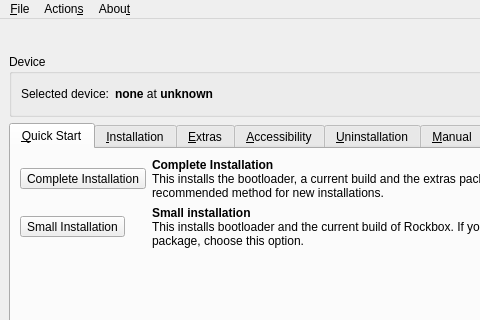
Qt form rbutil/rbutilqt/rbutilqtfrm.ui (Rockbox-Chinese-Community/Rockbox-RCC) before a commit; both pictures show x 0 to 480 and y 0 to 320 of the 650 by 550 pixel window.
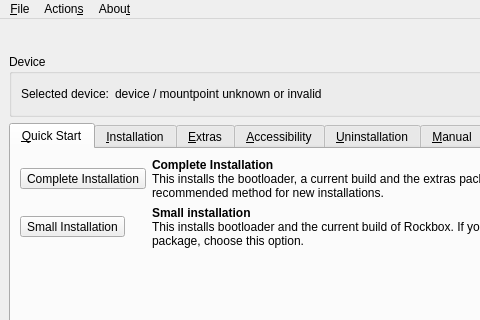
The same form after that commit. Icons and pictures are not drawn.

What changed in the file:
```diff
--- a/rbutil/rbutilqt/rbutilqtfrm.ui
+++ b/rbutil/rbutilqt/rbutilqtfrm.ui
@@ -94,10 +94,7 @@
        <item row="0" column="1" >
         <widget class="QLabel" name="labelDevice" >
          <property name="text" >
-          <string>&lt;html>&lt;head>&lt;meta name="qrichtext" content="1" />&lt;style type="text/css">&#xd;
-p, li { white-space: pre-wrap; }&#xd;
-&lt;/style>&lt;/head>&lt;body style=" font-family:'Sans Serif'; font-size:9pt; font-weight:400; font-style:normal;">&#xd;
-&lt;p style=" margin-top:0px; margin-bottom:0px; margin-left:0px; margin-right:0px; -qt-block-indent:0; text-indent:0px;">&lt;span style=" font-weight:600;">none&lt;/span> at &lt;span style=" font-weight:600;">unknown&lt;/span>&lt;/p>&lt;/body>&lt;/html></string>
+          <string>device / mountpoint unknown or invalid</string>
          </property>
         </widget>
        </item>
```
